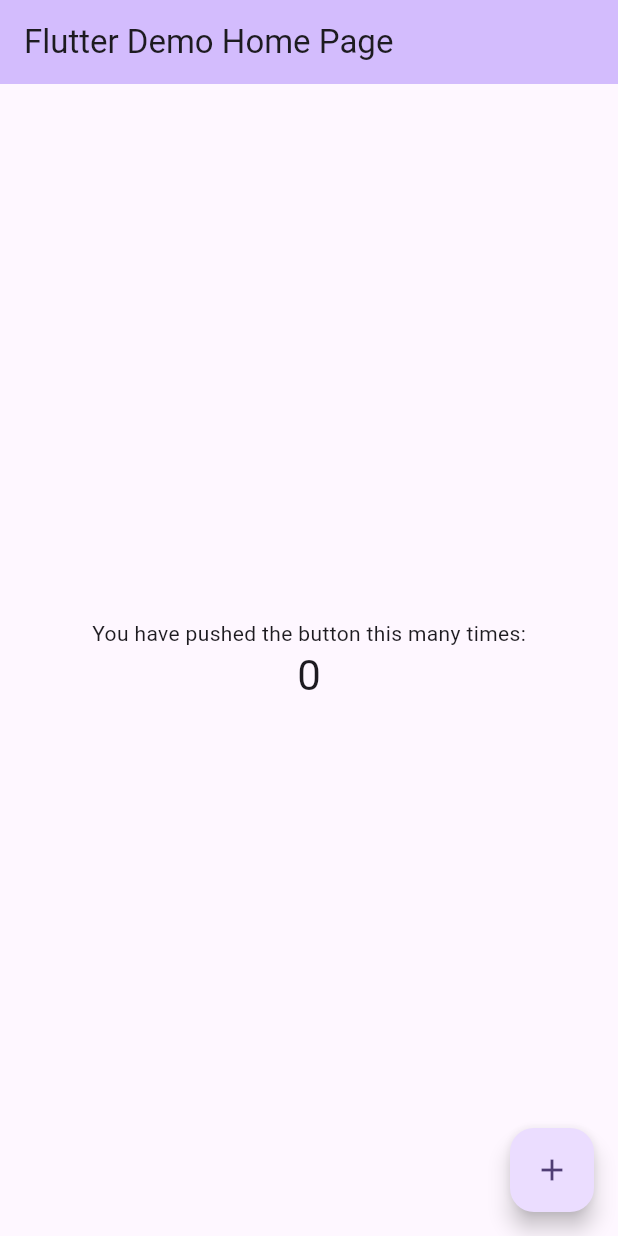
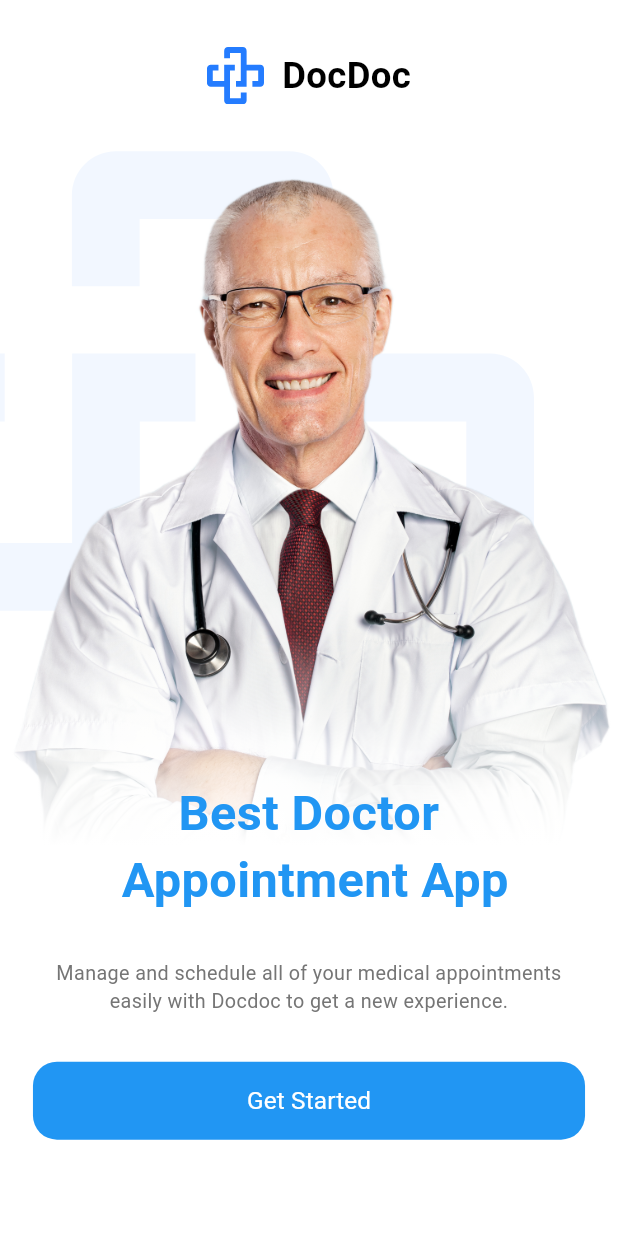
Before and after one commit to fares-ayman100/Flutter-Advanced, a Flutter app: the screen it shows after launch, on a phone screen of 412 x 824 dp. Run offline on Flutter 3.47's test engine with Material 3 defaults, Android fonts, the phone set to English and light mode, and no system bars; our stand-ins replace flutter_screenutil, flutter_svg.

Commit message:
add on boarding file

```diff
--- /dev/null
+++ b/lib/Feature/onboarding/onboarding_screen.dart
@@ -0,0 +1,44 @@
+import 'package:flutter/material.dart';
+import 'package:flutter_screenutil/flutter_screenutil.dart';
+import 'package:system_design/Core/theming/styles.dart';
+import 'package:system_design/Feature/onboarding/widgets/doc_logo_and_name.dart';
+import 'package:system_design/Feature/onboarding/widgets/doctor_image_text.dart';
+import 'package:system_design/Feature/onboarding/widgets/get_started_buttom.dart';
+
+class OnboardingScreen extends StatelessWidget {
+  const OnboardingScreen({super.key});
+
+  @override
+  Widget build(BuildContext context) {
+    return Scaffold(
+      body: SafeArea(
+        child: SingleChildScrollView(
+          child: Padding(
+            padding: EdgeInsets.only(top: 30.h, bottom: 30.h),
+            child: Column(
+              children: [
+                DocLogoAndName(),
+                SizedBox(height: 30.h),
+                const DoctorImageAndText(),
+                Padding(
+                  padding: EdgeInsets.symmetric(horizontal: 20.w),
+                  child: Column(
+                    children: [
+                      Text(
+                        'Manage and schedule all of your medical appointments easily with Docdoc to get a new experience.',
+                        style: Styles.font13GreyRegular,
+                        textAlign: TextAlign.center,
+                      ),
+                      SizedBox(height: 30.h),
+                      GetStartedButtom(),
+                    ],
+                  ),
+                ),
+              ],
+            ),
+          ),
+        ),
+      ),
+    );
+  }
+}
--- /dev/null
+++ b/lib/Feature/onboarding/widgets/doc_logo_and_name.dart
@@ -0,0 +1,20 @@
+import 'package:flutter/material.dart';
+import 'package:flutter_screenutil/flutter_screenutil.dart';
+import 'package:flutter_svg/svg.dart';
+import 'package:system_design/Core/theming/styles.dart';
+
+class DocLogoAndName extends StatelessWidget {
+  const DocLogoAndName({super.key});
+
+  @override
+  Widget build(BuildContext context) {
+    return Row(
+      mainAxisAlignment: MainAxisAlignment.center,
+      children: [
+        SvgPicture.asset('assets/svgs/dog_dog_logo.svg'),
+        SizedBox(width: 10.w),
+        Text('DocDoc', style: Styles.font24Balck700Wieght),
+      ],
+    );
+  }
+}
--- /dev/null
+++ b/lib/Feature/onboarding/widgets/doctor_image_text.dart
@@ -0,0 +1,37 @@
+import 'package:flutter/material.dart';
+import 'package:flutter_svg/flutter_svg.dart';
+import 'package:system_design/Core/theming/styles.dart';
+
+class DoctorImageAndText extends StatelessWidget {
+  const DoctorImageAndText({super.key});
+
+  @override
+  Widget build(BuildContext context) {
+    return Stack(
+      children: [
+        SvgPicture.asset('assets/svgs/doc_doc_logo_low_obacity.svg'),
+        Container(
+          foregroundDecoration: BoxDecoration(
+            gradient: LinearGradient(
+              colors: [Colors.white, Colors.white.withOpacity(0.0)],
+              begin: Alignment.bottomCenter,
+              end: Alignment.topCenter,
+              stops: const [0.14, 0.4],
+            ),
+          ),
+          child: Image.asset('assets/images/onBoarding_doctor.png'),
+        ),
+        Positioned(
+          bottom: 30,
+          left: 0,
+          right: 0,
+          child: Text(
+            'Best Doctor\n Appointment App',
+            textAlign: TextAlign.center,
+            style: Styles.font32BlueBold.copyWith(height: 1.4),
+          ),
+        ),
+      ],
+    );
+  }
+}
--- /dev/null
+++ b/lib/Feature/onboarding/widgets/get_started_buttom.dart
@@ -0,0 +1,27 @@
+import 'package:flutter/material.dart';
+import 'package:system_design/Core/helpers/extentions.dart';
+import 'package:system_design/Core/routing/routes.dart';
+import 'package:system_design/Core/theming/styles.dart';
+
+class GetStartedButtom extends StatelessWidget {
+  const GetStartedButtom({super.key});
+
+  @override
+  Widget build(BuildContext context) {
+    return TextButton(
+      onPressed: () {
+        context.pushNamed(Routes.loginScreen);
+      },
+      style: ButtonStyle(
+        backgroundColor: WidgetStateProperty.all(Colors.blue),
+        tapTargetSize: MaterialTapTargetSize.shrinkWrap,
+        minimumSize: WidgetStateProperty.all(Size(double.infinity, 52)),
+
+        shape: WidgetStateProperty.all(
+          RoundedRectangleBorder(borderRadius: BorderRadius.circular(16)),
+        ),
+      ),
+      child: Text('Get Started', style: Styles.font16WhiteSemiBold),
+    );
+  }
+}
--- a/lib/main.dart
+++ b/lib/main.dart
@@ -1,122 +1,7 @@
-import 'package:flutter/material.dart';
+import 'package:flutter/cupertino.dart';
+import 'package:system_design/Core/routing/app_router.dart';
+import 'package:system_design/doc_app.dart';
 
 void main() {
-  runApp(const MyApp());
+  runApp(DocApp(appRouter: AppRouter()));
 }
-
-class MyApp extends StatelessWidget {
-  const MyApp({super.key});
-
-  // This widget is the root of your application.
-  @override
-  Widget build(BuildContext context) {
-    return MaterialApp(
-      title: 'Flutter Demo',
-      theme: ThemeData(
-        // This is the theme of your application.
-        //
-        // TRY THIS: Try running your application with "flutter run". You'll see
-        // the application has a purple toolbar. Then, without quitting the app,
-        // try changing the seedColor in the colorScheme below to Colors.green
-        // and then invoke "hot reload" (save your changes or press the "hot
-        // reload" button in a Flutter-supported IDE, or press "r" if you used
-        // the command line to start the app).
-        //
-        // Notice that the counter didn't reset back to zero; the application
-        // state is not lost during the reload. To reset the state, use hot
-        // restart instead.
-        //
-        // This works for code too, not just values: Most code changes can be
-        // tested with just a hot reload.
-        colorScheme: ColorScheme.fromSeed(seedColor: Colors.deepPurple),
-      ),
-      home: const MyHomePage(title: 'Flutter Demo Home Page'),
-    );
-  }
-}
-
-class MyHomePage extends StatefulWidget {
-  const MyHomePage({super.key, required this.title});
-
-  // This widget is the home page of your application. It is stateful, meaning
-  // that it has a State object (defined below) that contains fields that affect
-  // how it looks.
-
-  // This class is the configuration for the state. It holds the values (in this
-  // case the title) provided by the parent (in this case the App widget) and
-  // used by the build method of the State. Fields in a Widget subclass are
-  // always marked "final".
-
-  final String title;
-
-  @override
-  State<MyHomePage> createState() => _MyHomePageState();
-}
-
-class _MyHomePageState extends State<MyHomePage> {
-  int _counter = 0;
-
-  void _incrementCounter() {
-    setState(() {
-      // This call to setState tells the Flutter framework that something has
-      // changed in this State, which causes it to rerun the build method below
-      // so that the display can reflect the updated values. If we changed
-      // _counter without calling setState(), then the build method would not be
-      // called again, and so nothing would appear to happen.
-      _counter++;
-    });
-  }
-
-  @override
-  Widget build(BuildContext context) {
-    // This method is rerun every time setState is called, for instance as done
-    // by the _incrementCounter method above.
-    //
-    // The Flutter framework has been optimized to make rerunning build methods
-    // fast, so that you can just rebuild anything that needs updating rather
-    // than having to individually change instances of widgets.
-    return Scaffold(
-      appBar: AppBar(
-        // TRY THIS: Try changing the color here to a specific color (to
-        // Colors.amber, perhaps?) and trigger a hot reload to see the AppBar
-        // change color while the other colors stay the same.
-        backgroundColor: Theme.of(context).colorScheme.inversePrimary,
-        // Here we take the value from the MyHomePage object that was created by
-        // the App.build method, and use it to set our appbar title.
-        title: Text(widget.title),
-      ),
-      body: Center(
-        // Center is a layout widget. It takes a single child and positions it
-        // in the middle of the parent.
-        child: Column(
-          // Column is also a layout widget. It takes a list of children and
-          // arranges them vertically. By default, it sizes itself to fit its
-          // children horizontally, and tries to be as tall as its parent.
-          //
-          // Column has various properties to control how it sizes itself and
-          // how it positions its children. Here we use mainAxisAlignment to
-          // center the children vertically; the main axis here is the vertical
-          // axis because Columns are vertical (the cross axis would be
-          // horizontal).
-          //
-          // TRY THIS: Invoke "debug painting" (choose the "Toggle Debug Paint"
-          // action in the IDE, or press "p" in the console), to see the
-          // wireframe for each widget.
-          mainAxisAlignment: MainAxisAlignment.center,
-          children: <Widget>[
-            const Text('You have pushed the button this many times:'),
-            Text(
-              '$_counter',
-              style: Theme.of(context).textTheme.headlineMedium,
-            ),
-          ],
-        ),
-      ),
-      floatingActionButton: FloatingActionButton(
-        onPressed: _incrementCounter,
-        tooltip: 'Increment',
-        child: const Icon(Icons.add),
-      ), // This trailing comma makes auto-formatting nicer for build methods.
-    );
-  }
-}
```
Also changed, not shown: 1 other file.
